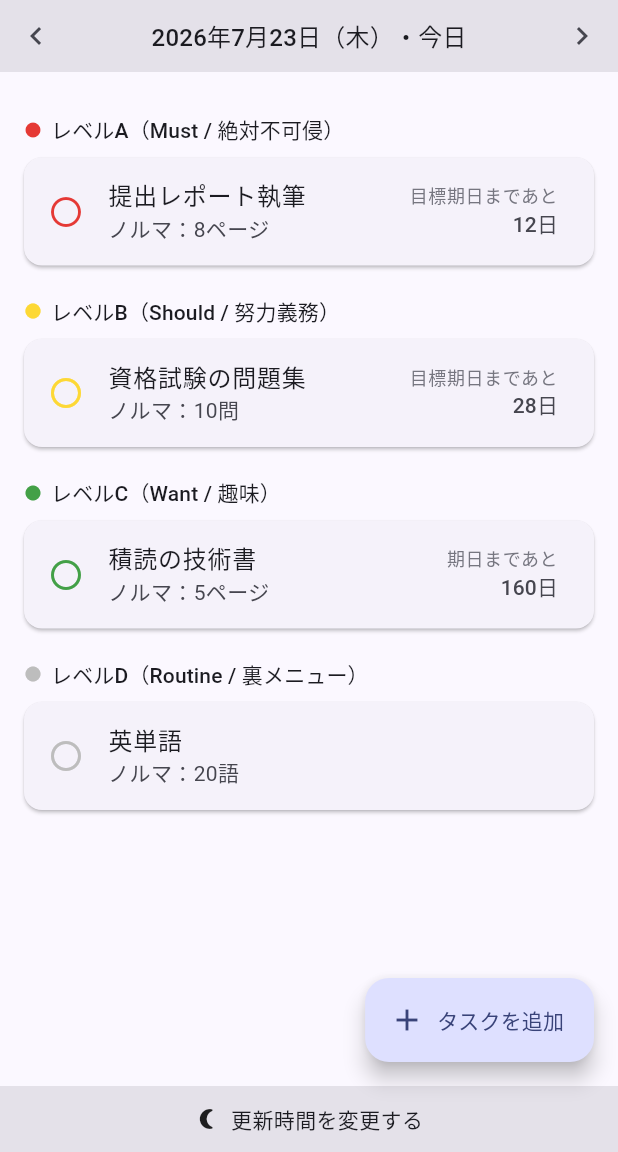
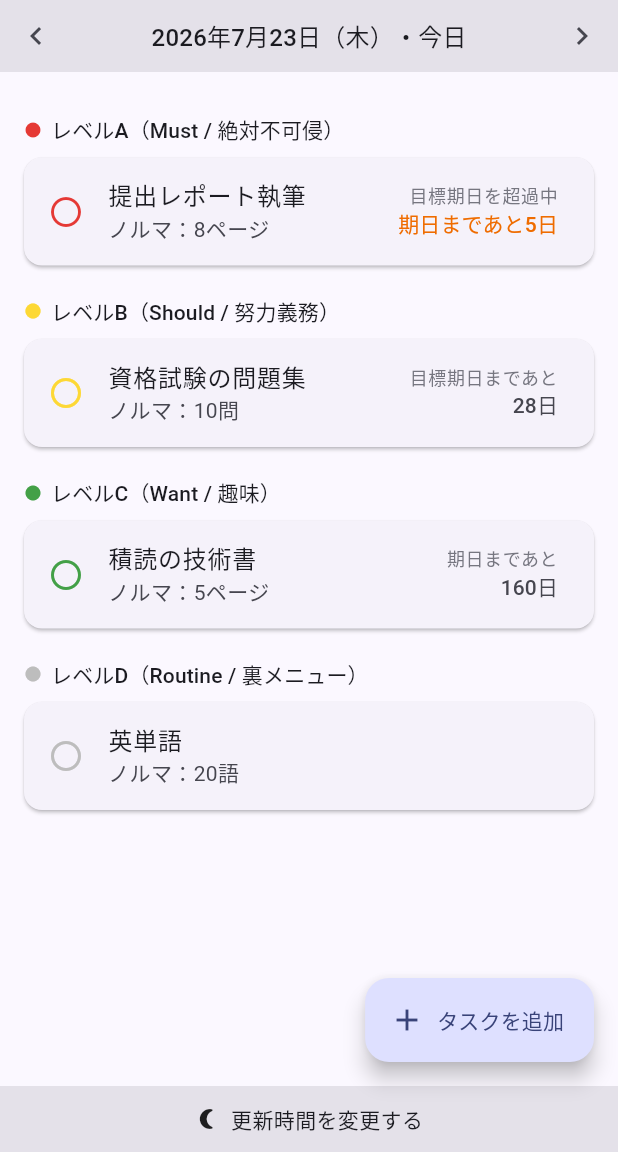
Before and after one commit to Tom-t0/hyperfocus-engine, a Flutter app: the screen it shows after launch, after a tap on "積読の技術書", on a phone screen of 412 x 824 dp, the part 84-1236 px from its top. Run offline on Flutter 3.47's test engine with Material 3 defaults, Android fonts, the phone set to English and light mode, and no system bars; our stand-ins replace shared_preferences; accounts and stored records are empty.

Commit message:
目標期日超過でも実際の期日まで猶予があれば「目標期日を超過中/期日まであと◯日」表示
期日バッジを目標期日と実際の期日の両方で判定するように変更。目標期日を過ぎても
実際の期日が未来なら「目標期日を超過中／期日まであと◯日」を表示する。

Co-Authored-By: Claude Fable 5 <noreply@anthropic.com>

```diff
--- a/flutter_app/lib/main.dart
+++ b/flutter_app/lib/main.dart
@@ -1004,29 +1004,55 @@ class _TileStackScreenState extends State<TileStackScreen> {
   // タイル右端の「期日まであと何日」バッジ。
   // 目標期日があればそこまで、無ければ実際の期日まで。レベルD等は表示しない。
   Widget? _deadlineBadge(TaskTile t) {
-    final deadline = t.targetDeadline ?? t.actualDeadline;
-    if (deadline == null) return null;
+    final target = t.targetDeadline;
+    final actual = t.actualDeadline;
+    if (target == null && actual == null) return null;
     // 残り日数は「表示中の日付」を基準にする（未来を見れば連動して短くなる）
-    final ref = selectedDate ?? todayDate ?? DateTime.now();
-    final days = dateOnly(deadline).difference(dateOnly(ref)).inDays;
-    // 目標期日（マージンあり）か、実際の期日のみか
-    final usingTarget = t.targetDeadline != null && t.marginDays > 0;
+    final ref = dateOnly(selectedDate ?? todayDate ?? DateTime.now());
+    int daysTo(DateTime d) => dateOnly(d).difference(ref).inDays;
+
+    final hasMargin = target != null && actual != null && t.marginDays > 0;
     final scheme = Theme.of(context).colorScheme;
     final String label;
     final String daysText;
     final Color color;
-    if (days > 0) {
-      label = usingTarget ? '目標期日まであと' : '期日まであと';
-      daysText = '$days日';
-      color = scheme.onSurfaceVariant;
-    } else if (days == 0) {
-      label = usingTarget ? '目標期日' : '期日';
-      daysText = '今日まで';
-      color = Colors.orange.shade800;
+
+    if (hasMargin) {
+      final dTarget = daysTo(target);
+      final dActual = daysTo(actual);
+      if (dTarget > 0) {
+        label = '目標期日まであと';
+        daysText = '$dTarget日';
+        color = scheme.onSurfaceVariant;
+      } else if (dActual > 0) {
+        // 目標期日は過ぎたが、実際の期日まではまだ猶予がある
+        label = '目標期日を超過中';
+        daysText = '期日まであと$dActual日';
+        color = Colors.orange.shade800;
+      } else if (dActual == 0) {
+        label = '目標期日を超過中';
+        daysText = '期日は今日まで';
+        color = scheme.error;
+      } else {
+        label = '期日超過';
+        daysText = '${-dActual}日超過';
+        color = scheme.error;
+      }
     } else {
-      label = usingTarget ? '目標期日' : '期日';
-      daysText = '${-days}日超過';
-      color = scheme.error;
+      final d = daysTo((actual ?? target)!);
+      if (d > 0) {
+        label = '期日まであと';
+        daysText = '$d日';
+        color = scheme.onSurfaceVariant;
+      } else if (d == 0) {
+        label = '期日';
+        daysText = '今日まで';
+        color = Colors.orange.shade800;
+      } else {
+        label = '期日';
+        daysText = '${-d}日超過';
+        color = scheme.error;
+      }
     }
     return Column(
       mainAxisSize: MainAxisSize.min,
@@ -1325,9 +1351,10 @@ class _MockData {
       'today_done': 0,
       'today_remaining': 8,
       'remaining_amount': 40,
-      'actual_deadline': isoFromNow(15),
-      'target_deadline': isoFromNow(12),
-      'margin_days': 3,
+      // 目標期日は過ぎたが実際の期日まではまだ猶予がある状態のデモ
+      'actual_deadline': isoFromNow(5),
+      'target_deadline': isoFromNow(-2),
+      'margin_days': 7,
       'in_progress_today': false,
       'triage': {'active': false},
     },
```
Also changed, not shown: 4 other files.
